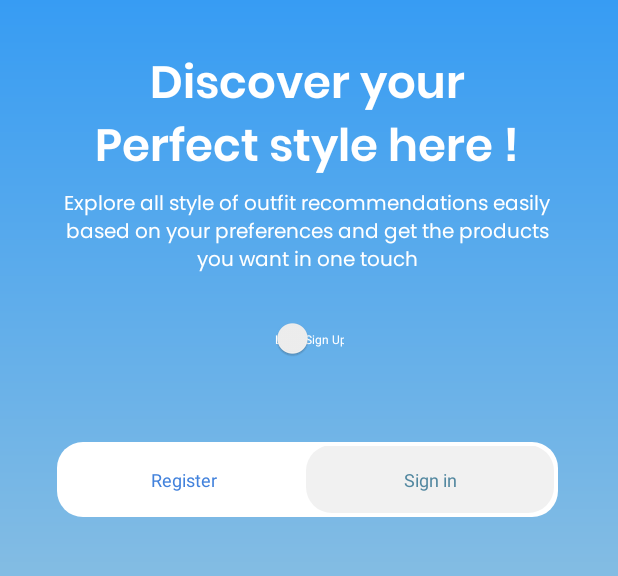
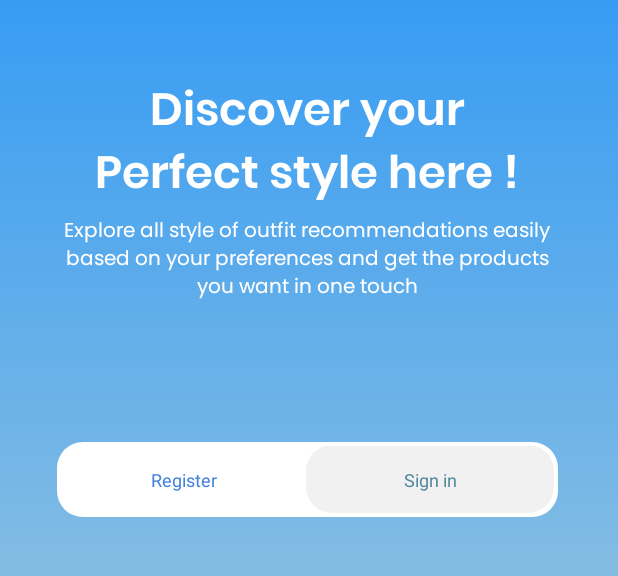
Before and after one commit to Fashionism-Bangkit-Capstone/Fashionism-Mobile-Development, an Android app: the screen it shows after launch (WelcomeActivity), on a phone screen of 412 x 824 dp, the part 414-990 px from its top. Run offline under Robolectric (Android 15) with nearby library versions, the phone set to English and light mode, and no system bars.

Commit message:
connect ui with kotlin

```diff
--- a/app/src/main/java/com/fashionism/fashionismuserapp/ui/WelcomeActivity.kt
+++ b/app/src/main/java/com/fashionism/fashionismuserapp/ui/WelcomeActivity.kt
@@ -1,11 +1,11 @@
 package com.fashionism.fashionismuserapp.ui
 
+import android.content.Intent
+import android.os.Bundle
 import androidx.appcompat.app.AppCompatActivity
-import android.os.Bundle
 import androidx.core.content.ContextCompat
 import com.fashionism.fashionismuserapp.R
 import com.fashionism.fashionismuserapp.databinding.ActivityWelcomeBinding
-import com.fashionism.fashionismuserapp.tools.SwitchTrackTextDrawable
 
 class WelcomeActivity : AppCompatActivity() {
     private lateinit var binding: ActivityWelcomeBinding
@@ -14,14 +14,6 @@ class WelcomeActivity : AppCompatActivity() {
         super.onCreate(savedInstanceState)
         binding = ActivityWelcomeBinding.inflate(layoutInflater)
         setContentView(binding.root)
-
-        val switchButton = binding.switch1
-
-        val leftTextId = R.string.loginTitle // ID dari string untuk teks kiri
-        val rightTextId = R.string.registerTitle // ID dari string untuk teks kanan
-
-        val switchTrackTextDrawable = SwitchTrackTextDrawable(this, leftTextId, rightTextId)
-        switchButton.trackDrawable = switchTrackTextDrawable
 
         binding.switchOnOff.setOnCheckedChangeListener { _, checked ->
             when {
@@ -35,5 +27,16 @@ class WelcomeActivity : AppCompatActivity() {
                 }
             }
         }
+
+        binding.tvSwitchNo.setOnClickListener {
+            val intent = Intent(this, LoginActivity::class.java)
+            startActivity(intent)
+        }
+
+        binding.tvSwitchYes.setOnClickListener {
+            val intent = Intent(this, RegisterActivity::class.java)
+            startActivity(intent)
+        }
+
     }
 }
--- a/app/src/main/res/layout/activity_welcome.xml
+++ b/app/src/main/res/layout/activity_welcome.xml
@@ -22,7 +22,7 @@
         android:layout_width="0dp"
         android:layout_height="wrap_content"
         android:layout_marginStart="8dp"
-        android:layout_marginTop="32dp"
+        android:layout_marginTop="50dp"
         android:layout_marginEnd="8dp"
         android:fontFamily="@font/poppins_semibold"
         android:gravity="center"
@@ -118,15 +118,6 @@
         </LinearLayout>
     </RelativeLayout>
 
-    <androidx.appcompat.widget.SwitchCompat
-        android:id="@+id/switch1"
-        android:layout_width="wrap_content"
-        android:layout_height="wrap_content"
-        android:layout_marginTop="16dp"
-        app:layout_constraintEnd_toEndOf="@+id/materialTextView5"
-        app:layout_constraintStart_toStartOf="@+id/materialTextView5"
-        app:layout_constraintTop_toBottomOf="@+id/materialTextView5" />
-
     <androidx.constraintlayout.widget.Guideline
         android:id="@+id/guideline7"
         android:layout_width="wrap_content"
```
Also changed, not shown: app/src/main/java/com/fashionism/fashionismuserapp/ui/LoginActivity.kt (+9 -11 lines), app/src/main/java/com/fashionism/fashionismuserapp/ui/ProfileFragment.kt (+9 -3 lines), app/src/main/java/com/fashionism/fashionismuserapp/ui/RegisterActivity.kt (+11 -4 lines), app/src/main/res/layout/activity_login.xml (+9 -0 lines), app/src/main/res/layout/activity_main.xml (+4 -45 lines), app/src/main/res/layout/activity_register.xml (+19 -9 lines), app/src/main/res/layout/fragment_profile.xml (+4 -4 lines).
